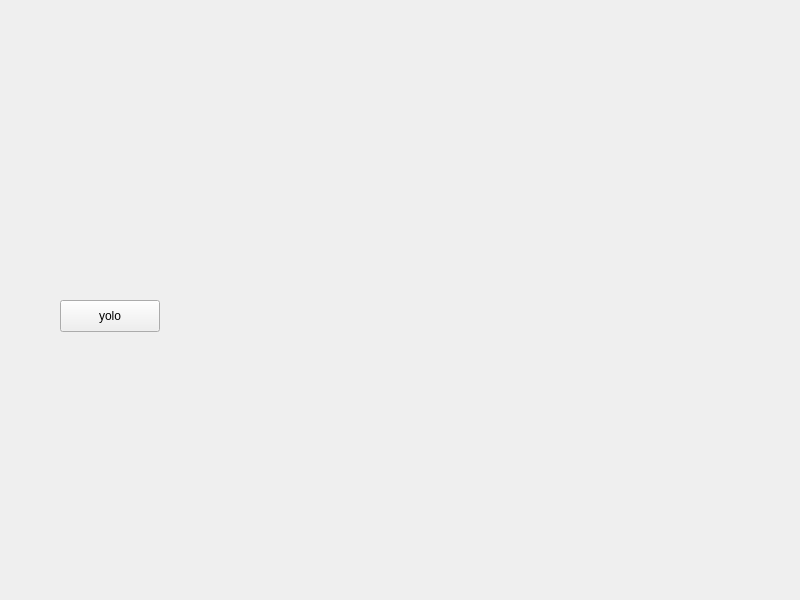
The window that mainWidget.ui (truettA/strangeTool) describes before a commit, drawn with Qt 5.
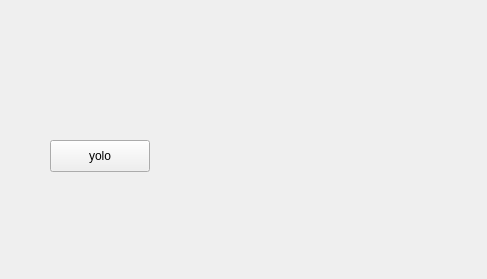
The same window after the commit.

```diff
--- a/mainWidget.ui
+++ b/mainWidget.ui
@@ -6,8 +6,8 @@
    <rect>
     <x>0</x>
     <y>0</y>
-    <width>800</width>
-    <height>600</height>
+    <width>487</width>
+    <height>279</height>
    </rect>
   </property>
   <property name="windowTitle">
@@ -16,8 +16,8 @@
   <widget class="QPushButton" name="yoloButton">
    <property name="geometry">
     <rect>
-     <x>60</x>
-     <y>300</y>
+     <x>50</x>
+     <y>140</y>
      <width>100</width>
      <height>32</height>
     </rect>
```
